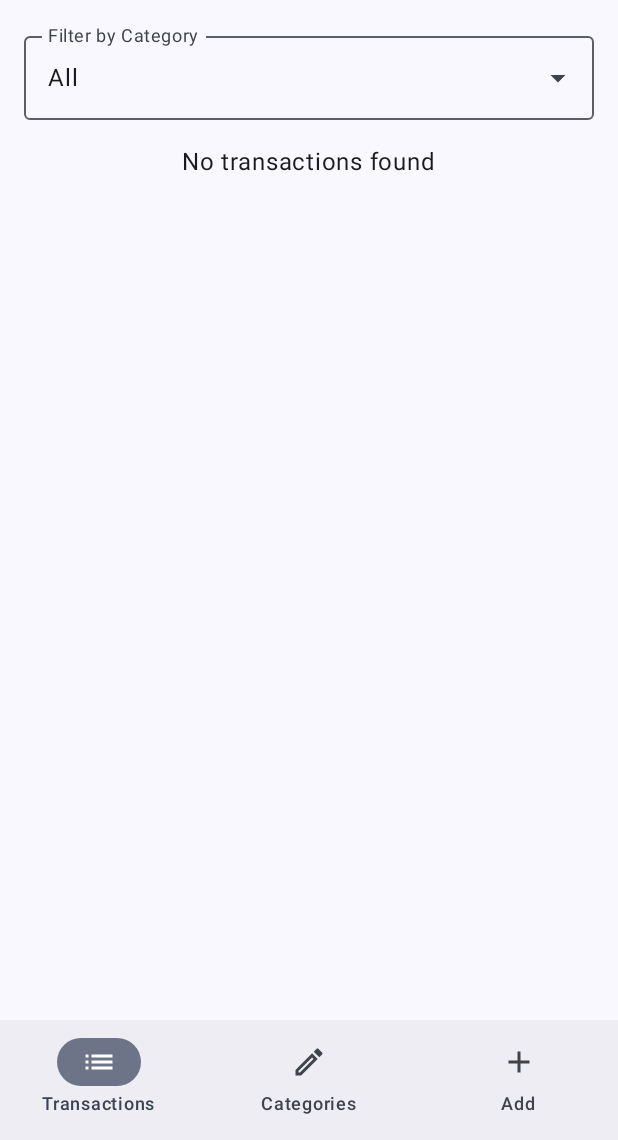
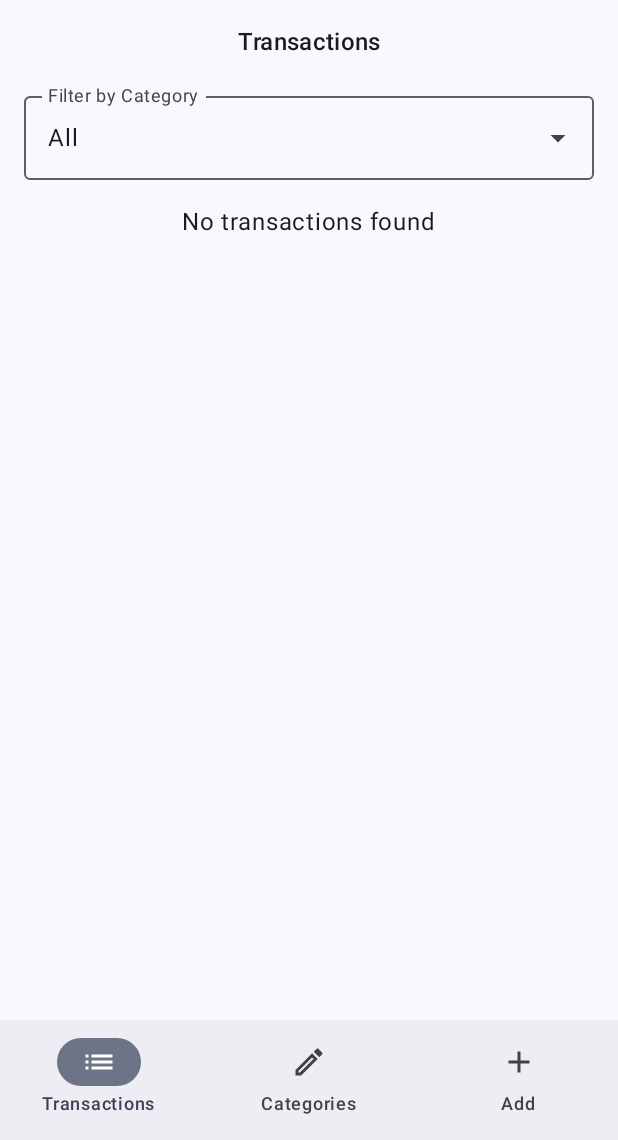
Before and after one commit to arriyam/SpendWiseAndroid, an Android app built with Jetpack Compose: the screen it shows after launch (MainActivity), on a phone screen of 412 x 824 dp, the part 96-1236 px from its top. Run offline under Robolectric (Android 15) with nearby library versions, the phone set to English and light mode, and no system bars; our stand-ins replace Room's generated code.

Commit message:
Minor changes to TransactionListScreen.kt

```diff
--- a/app/src/main/java/com/example/spendwise/view/TransactionListScreen.kt
+++ b/app/src/main/java/com/example/spendwise/view/TransactionListScreen.kt
@@ -7,6 +7,7 @@ import androidx.compose.runtime.*
 import androidx.compose.ui.Alignment
 import androidx.compose.ui.Modifier
 import androidx.compose.ui.platform.LocalContext
+import androidx.compose.ui.text.style.TextAlign
 import androidx.compose.ui.unit.dp
 import com.example.spendwise.components.CategoryDropdown
 import com.example.spendwise.components.DeleteDialog
@@ -48,7 +49,6 @@ fun TransactionListScreenContent(
     onDeleteTransaction: (Transaction) -> Unit,
     onCategorySelected: (String?) -> Unit
 ) {
-    val context = LocalContext.current
     var selectedCategory by remember { mutableStateOf<String?>(null) }
     var transactionToDelete by remember { mutableStateOf<Transaction?>(null) }
 
@@ -57,6 +57,14 @@ fun TransactionListScreenContent(
             .fillMaxSize()
             .padding(16.dp)
     ) {
+        Text(
+            text = "Transactions",
+            style = MaterialTheme.typography.titleMedium,
+            textAlign = TextAlign.Center,
+            modifier = Modifier.fillMaxWidth()
+        )
+        Spacer(modifier = Modifier.height(16.dp))
+
         CategoryDropdown(
             categories = categories,
             selectedCategory = selectedCategory,
```
